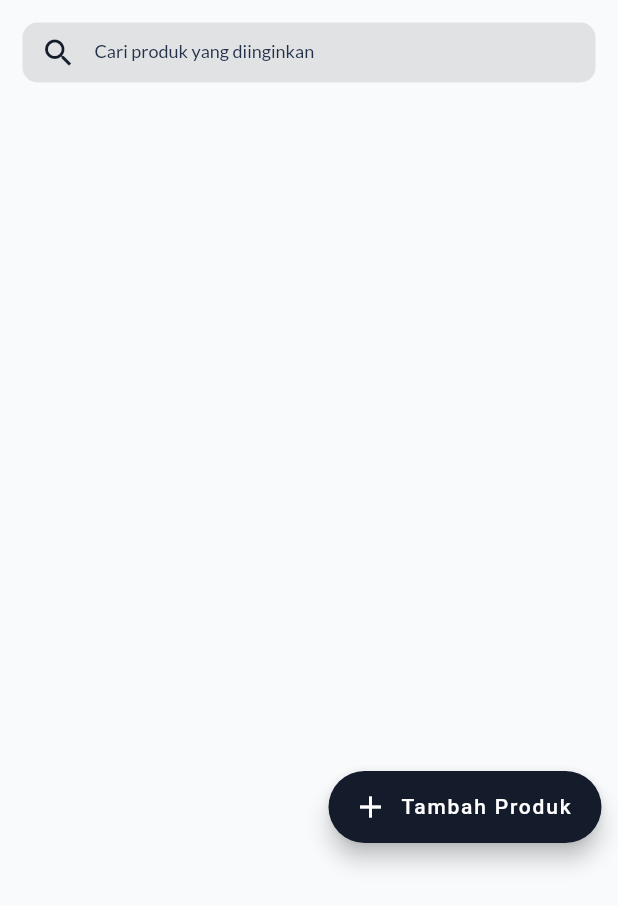
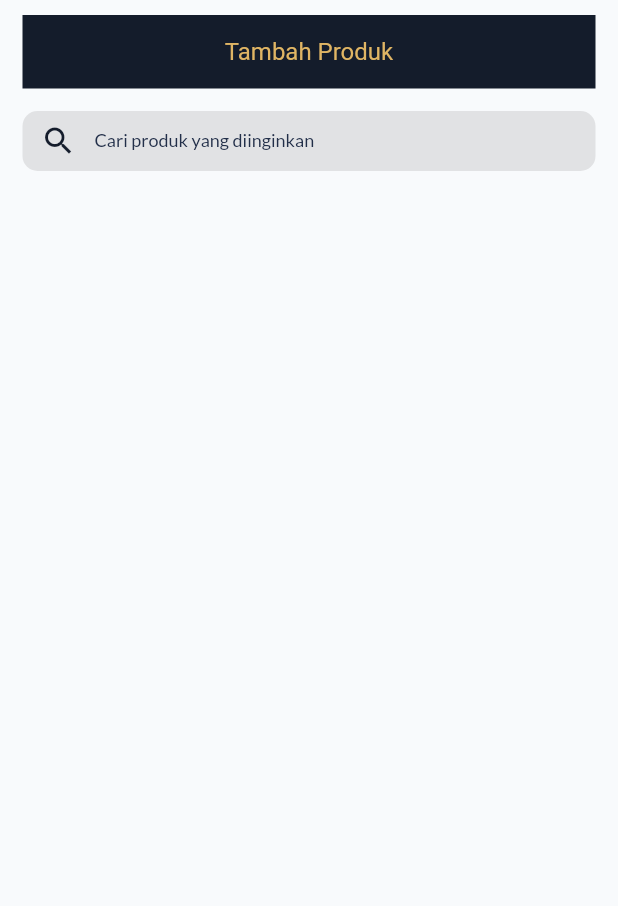
Before and after one commit to think-code1108/sedulur_umkm, a Flutter app: the StoreProduct screen opened directly with empty values, on a phone screen of 412 x 824 dp. Shown: the top 906 px of the screen. Run offline on Flutter 3.47's test engine with Material 2 defaults, Android fonts, the phone set to English and light mode, and no system bars; our stand-ins replace another_flushbar, bloc, charts_flutter, cloud_firestore, custom_radio_grouped_button, equatable and 11 more; missing offline and left inert: excel, flutter_downloader, open_file_safe; accounts and stored records are empty; network calls fail; project files that could hold a hidden picture were left out.

Commit message:
change package open_file to open_file_safe and bugs fix

```diff
--- a/umkm_application/lib/StoreDetail/ui/store_product.dart
+++ b/umkm_application/lib/StoreDetail/ui/store_product.dart
@@ -148,6 +148,38 @@ class _StoreProductState extends State<StoreProduct> {
           SizedBox(
             height: 10,
           ),
+          (sharedPrefs.userid == umkmid)
+              ? Padding(
+                  padding: const EdgeInsets.symmetric(horizontal: 15.0),
+                  child: Material(
+                    color: ConstColor.darkDatalab,
+                    child: InkWell(
+                      splashColor: Colors.blueGrey,
+                      onTap: () {
+                        Navigator.push(
+                            context,
+                            MaterialPageRoute(
+                                builder: (context) => ProductFormScreen(
+                                    umkmid: umkmid, product: emptyProduct)));
+                      },
+                      child: Container(
+                          alignment: Alignment.center,
+                          width: MediaQuery.of(context).size.width,
+                          padding: EdgeInsets.symmetric(vertical: 15),
+                          child: Text('Tambah Produk',
+                              style: TextStyle(
+                                  fontSize: 16,
+                                  color: ConstColor.secondaryTextDatalab))),
+                    ),
+                  ),
+                )
+              : SizedBox(
+                  height: 0,
+                  width: 0,
+                ),
+          SizedBox(
+            height: 10,
+          ),
           Padding(
               padding: EdgeInsets.symmetric(horizontal: 5), child: _search()),
           SizedBox(
@@ -157,21 +189,21 @@ class _StoreProductState extends State<StoreProduct> {
           SizedBox(height: 100),
         ],
       ),
-      floatingActionButton: sharedPrefs.userid == umkmid
-          ? FloatingActionButton.extended(
-              onPressed: () {
-                Navigator.push(
-                    context,
-                    MaterialPageRoute(
-                        builder: (context) => ProductFormScreen(
-                            umkmid: umkmid, product: emptyProduct)));
-              },
-              label: Text("Tambah Produk"),
-              icon: Icon(Icons.add),
-              backgroundColor: ConstColor.darkDatalab,
-            )
-          : Container(),
-      floatingActionButtonLocation: AlmostEndFloatFabLocation(),
+      // floatingActionButton: sharedPrefs.userid == umkmid
+      //     ? FloatingActionButton.extended(
+      //         onPressed: () {
+      // Navigator.push(
+      //     context,
+      //     MaterialPageRoute(
+      //         builder: (context) => ProductFormScreen(
+      //             umkmid: umkmid, product: emptyProduct)));
+      //         },
+      //         label: Text("Tambah Produk"),
+      //         icon: Icon(Icons.add),
+      //         backgroundColor: ConstColor.darkDatalab,
+      //       )
+      //     : Container(),
+      // floatingActionButtonLocation: AlmostEndFloatFabLocation(),
     );
   }
 }
--- a/umkm_application/pubspec.yaml
+++ b/umkm_application/pubspec.yaml
@@ -15,7 +15,7 @@ publish_to: 'none' # Remove this line if you wish to publish to pub.dev
 # In iOS, build-name is used as CFBundleShortVersionString while build-number used as CFBundleVersion.
 # Read more about iOS versioning at
 # https://developer.apple.com/library/archive/documentation/General/Reference/InfoPlistKeyReference/Articles/CoreFoundationKeys.html
-version: 1.2.0+9
+version: 2.0.1+11
 
 environment:
   sdk: ">=2.12.0 <3.0.0"
@@ -54,7 +54,8 @@ dependencies:
   # flutter_phoenix: any
   flutter_launcher_icons: ^0.9.2
   excel: ^2.0.0-null-safety-3
-  open_file: ^3.2.1
+  # open_file: ^3.2.1
+  open_file_safe: ^3.2.3
   permission_handler: ^8.1.6
   # downloads_path_provider_28: ^0.1.2
 
```
Also changed, not shown: umkm_application/lib/Announcement/ui/announcement_detail.dart (+8 -9 lines), umkm_application/lib/Event/ui/event_form_page.dart (+6 -3 lines), umkm_application/lib/ProductDetail/ui/product_detail.dart (+7 -4 lines), umkm_application/lib/StoreDetail/ui/product_form_page.dart (+36 -24 lines), umkm_application/lib/StoreDetail/ui/store_description.dart (+50 -15 lines), 2 other files.
